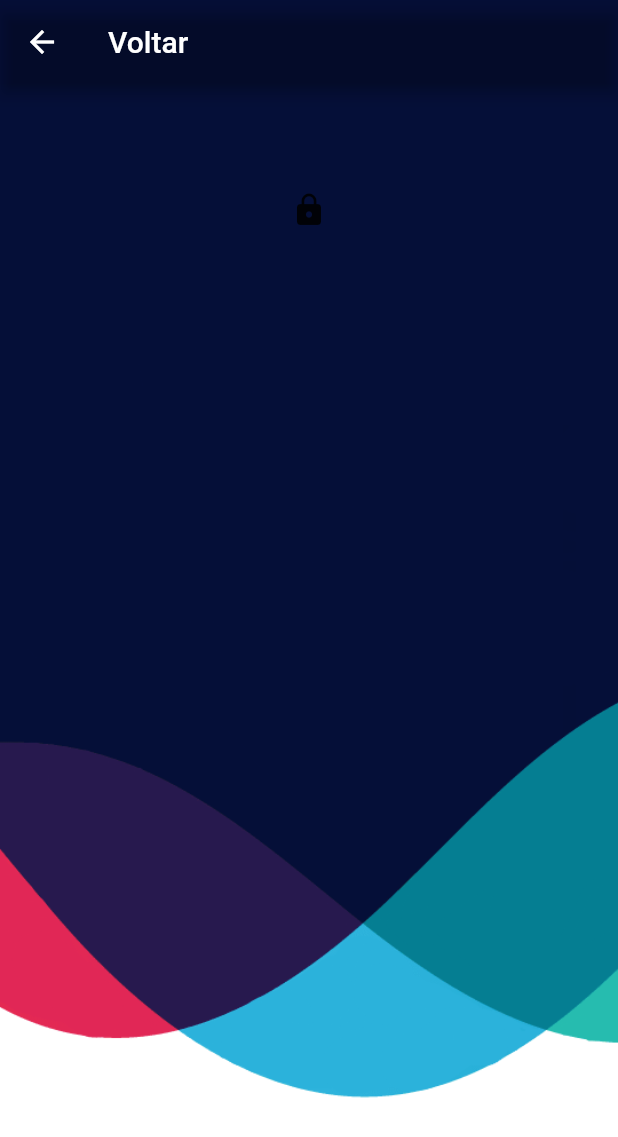
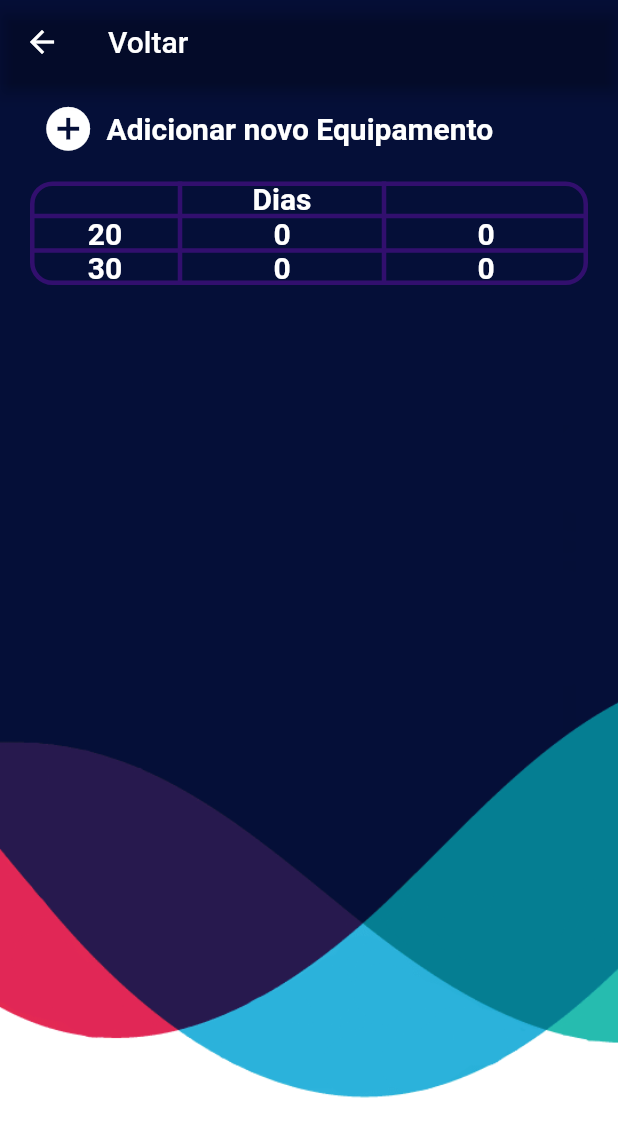
Before and after one commit to alvarotedesco/electrical-consumption, a Flutter app: the screen it shows after launch, on a phone screen of 412 x 824 dp. Shown: the top 1137 px of the screen. Run offline on Flutter 3.47's test engine with Material 2 defaults, Android fonts, the phone set to English and light mode, and no system bars; our stand-ins replace brasil_fields; Roboto replaces fonts that are missing (Montserrat).

Commit message:
teka principal

```diff
--- a/lib/main.dart
+++ b/lib/main.dart
@@ -1,4 +1,5 @@
 import 'package:electrical_comsuption/principal.dart';
+import 'package:electrical_comsuption/user_area.dart';
 
 import 'login_page.dart';
 import 'package:flutter/material.dart';
--- a/lib/principal.dart
+++ b/lib/principal.dart
@@ -1,6 +1,10 @@
+import 'package:electrical_comsuption/themes/app_colors.dart';
+import 'package:electrical_comsuption/themes/app_text_styles.dart';
+import 'package:electrical_comsuption/widgets/button_widget.dart';
 import 'package:electrical_comsuption/widgets/input_decoration_widget.dart';
 import 'package:flutter/material.dart';
 import 'package:electrical_comsuption/themes/luvas.dart';
+import 'package:flutter/services.dart';
 import 'login_page.dart';
 
 class Principal extends StatefulWidget {
@@ -12,6 +16,9 @@ class Principal extends StatefulWidget {
 
 class _PrincipalState extends State<Principal> {
   final productController = TextEditingController();
+  final nomeEqController = TextEditingController();
+  final pwrEqController = TextEditingController();
+  bool addEq = false;
 
   @override
   Widget build(BuildContext context) {
@@ -23,31 +30,158 @@ class _PrincipalState extends State<Principal> {
           icon: const Icon(Icons.arrow_back),
           tooltip: 'Voltar',
           onPressed: (() {
-              Navigator.push(
+            Navigator.pop(
               context,
-                MaterialPageRoute(
-                  builder: (context) => LoginPage(),
+            );
+          }),
         ),
-              );
-            })),
       ),
       backgroundColor: Colors.transparent,
       extendBodyBehindAppBar: true,
       body: Container(
-        padding: const EdgeInsets.only(top: 60, left: 40, right: 40),
+        padding: const EdgeInsets.only(top: 60, left: 20, right: 20),
         decoration: const BoxDecoration(
           image: DecorationImage(
             image: AssetImage(Meias.imges),
             fit: BoxFit.cover,
           ),
         ),
-        child: ListView(children: <Widget>[
-          // Trocar por uma imagem
+        child: Column(children: <Widget>[
+          Row(
+            children: [
               IconButton(
-            icon: Icon(Icons.lock),
-            onPressed: () {},
+                iconSize: 35,
+                icon: Icon(Icons.add_circle),
+                color: AppColors.white,
+                onPressed: () {
+                  setState(() {
+                    addEq = !addEq;
+                  });
+                },
               ),
-          // Trocar por uma imagem
+              InkWell(
+                child: Text(
+                  "Adicionar novo Equipamento",
+                  style: AppTextStyles.defaultStyleB,
+                ),
+                onTap: () {
+                  setState(() {
+                    addEq = !addEq;
+                  });
+                },
+              ),
+            ],
+          ),
+          SizedBox(height: 10),
+          Visibility(
+            visible: addEq,
+            child: Row(
+              children: [
+                Expanded(
+                  flex: 3,
+                  child: InputDecorationWidget(
+                    controller: nomeEqController,
+                    label: "Nome do dispositivo",
+                    textInputType: TextInputType.name,
+                  ),
+                ),
+                Expanded(
+                  flex: 2,
+                  child: InputDecorationWidget(
+                    controller: pwrEqController,
+                    label: "Potencia (W)",
+                    textInputType: TextInputType.number,
+                    inputFormatters: [FilteringTextInputFormatter.digitsOnly],
+                  ),
+                ),
+              ],
+            ),
+          ),
+          Visibility(
+            visible: addEq,
+            child: AppButtonWidget(
+              texto: "Salvar",
+              onPressed: () {
+                setState(() {
+                  addEq = !addEq;
+                  pwrEqController.text = "";
+                  nomeEqController.text = "";
+                });
+              },
+            ),
+          ),
+          Table(
+            columnWidths: const <int, TableColumnWidth>{
+              0: FixedColumnWidth(100)
+            },
+            border: TableBorder.all(
+              width: 3,
+              color: AppColors.primary,
+              borderRadius: const BorderRadius.all(
+                Radius.circular(15),
+              ),
+            ),
+            children: [
+              const TableRow(
+                decoration: BoxDecoration(),
+                children: <Widget>[
+                  SizedBox(),
+                  Center(
+                    child: Text(
+                      Luvas.days,
+                      style: AppTextStyles.defaultStyleB,
+                      textAlign: TextAlign.center,
+                    ),
+                  ),
+                  SizedBox()
+                ],
+              ),
+              TableRow(
+                children: <Widget>[
+                  const Center(
+                    child: Text(
+                      Luvas.twentyDays,
+                      style: AppTextStyles.defaultStyleB,
+                    ),
+                  ),
+                  Center(
+                    child: Text(
+                      Luvas.twentyConskW,
+                      style: AppTextStyles.defaultStyleB,
+                    ),
+                  ),
+                  Center(
+                    child: Text(
+                      Luvas.twentyCostRS,
+                      style: AppTextStyles.defaultStyleB,
+                    ),
+                  ),
+                ],
+              ),
+              TableRow(
+                children: <Widget>[
+                  const Center(
+                    child: Text(
+                      Luvas.thirtyDays,
+                      style: AppTextStyles.defaultStyleB,
+                    ),
+                  ),
+                  Center(
+                    child: Text(
+                      Luvas.thirtyConskW,
+                      style: AppTextStyles.defaultStyleB,
+                    ),
+                  ),
+                  Center(
+                    child: Text(
+                      Luvas.thirtyCostRS,
+                      style: AppTextStyles.defaultStyleB,
+                    ),
+                  ),
+                ],
+              ),
+            ],
+          ),
         ]),
       ),
     );
--- a/lib/user_area.dart
+++ b/lib/user_area.dart
@@ -53,7 +53,7 @@ class _UserAreaState extends State<UserArea> {
       extendBodyBehindAppBar: true,
       body: Container(
         height: double.infinity,
-        padding: const EdgeInsets.fromLTRB(25, 120, 25, 25),
+        padding: const EdgeInsets.fromLTRB(25, 80, 25, 25),
         decoration: BoxDecoration(
           image: DecorationImage(
               image: AssetImage(Meias.imges), fit: BoxFit.cover),
--- a/lib/widgets/input_decoration_widget.dart
+++ b/lib/widgets/input_decoration_widget.dart
@@ -32,7 +32,7 @@ class InputDecorationWidget extends StatelessWidget {
       controller: controller,
       style: AppTextStyles.defaultStyle,
       decoration: InputDecoration(
-        contentPadding: const EdgeInsets.only(left: 30),
+        contentPadding: const EdgeInsets.only(left: 25),
         labelText: label,
         labelStyle: AppTextStyles.defaultStyleB,
         suffixIcon: Visibility(
```
Also changed, not shown: 1 other file. Lines whose indentation alone changed are shown as unchanged.
